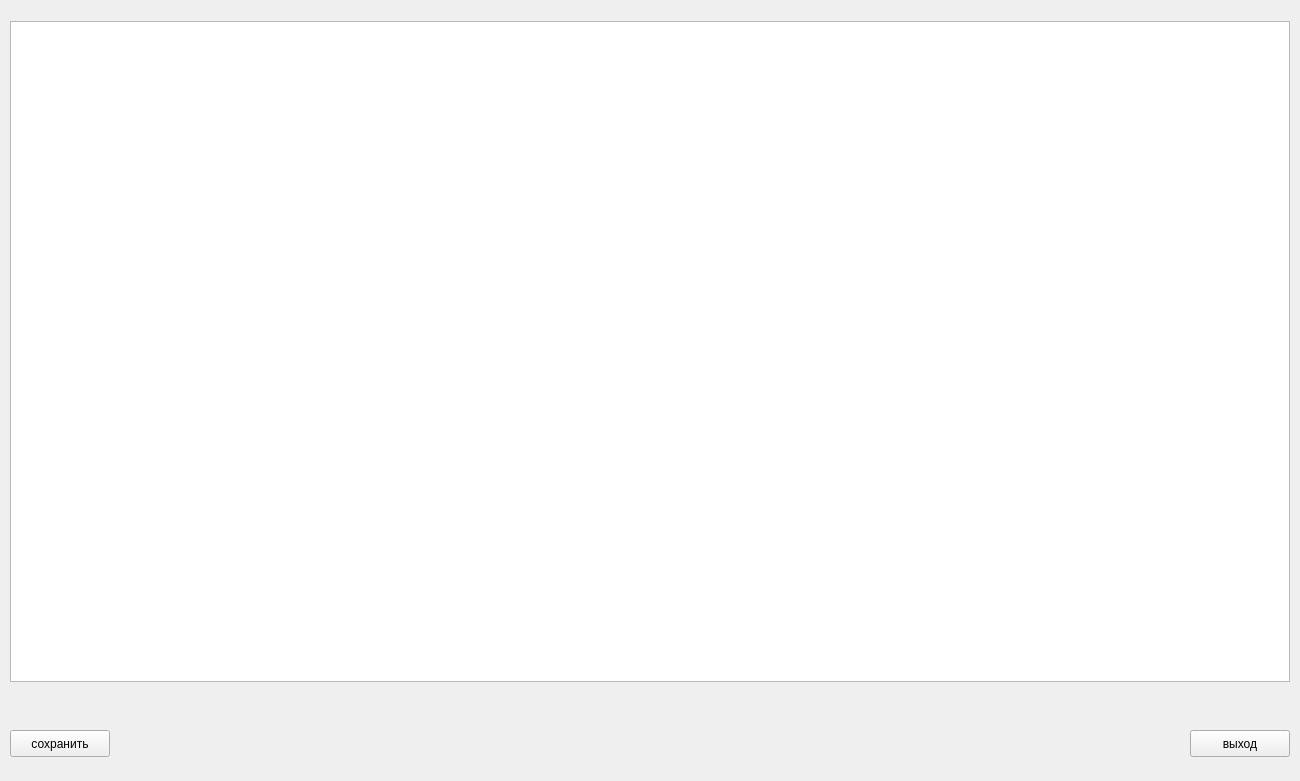
The window that tableir.ui (Factotum8/OKOIB_1) describes before a commit, drawn with Qt 5.
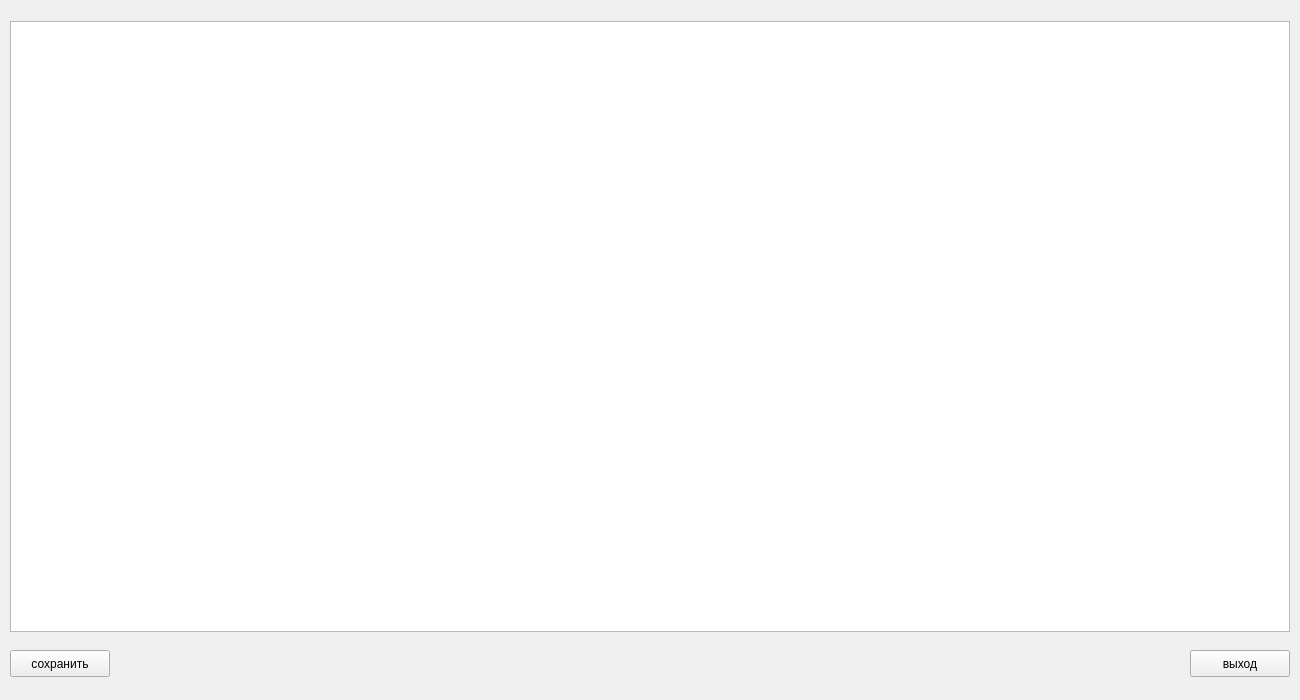
The same window after the commit.

The edit to the form file:
```diff
--- a/tableir.ui
+++ b/tableir.ui
@@ -7,7 +7,7 @@
     <x>0</x>
     <y>0</y>
     <width>1300</width>
-    <height>781</height>
+    <height>700</height>
    </rect>
   </property>
   <property name="minimumSize">
@@ -23,7 +23,7 @@
    <property name="geometry">
     <rect>
      <x>10</x>
-     <y>730</y>
+     <y>650</y>
      <width>100</width>
      <height>27</height>
     </rect>
@@ -42,7 +42,7 @@
    <property name="geometry">
     <rect>
      <x>1190</x>
-     <y>730</y>
+     <y>650</y>
      <width>100</width>
      <height>27</height>
     </rect>
@@ -63,7 +63,7 @@
      <x>10</x>
      <y>21</y>
      <width>1280</width>
-     <height>661</height>
+     <height>611</height>
     </rect>
    </property>
   </widget>
```
